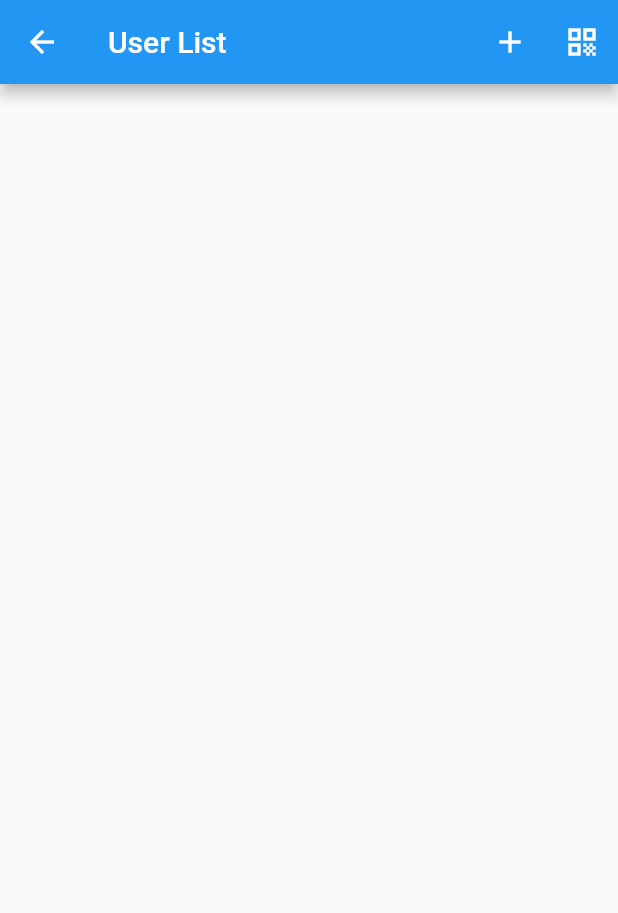
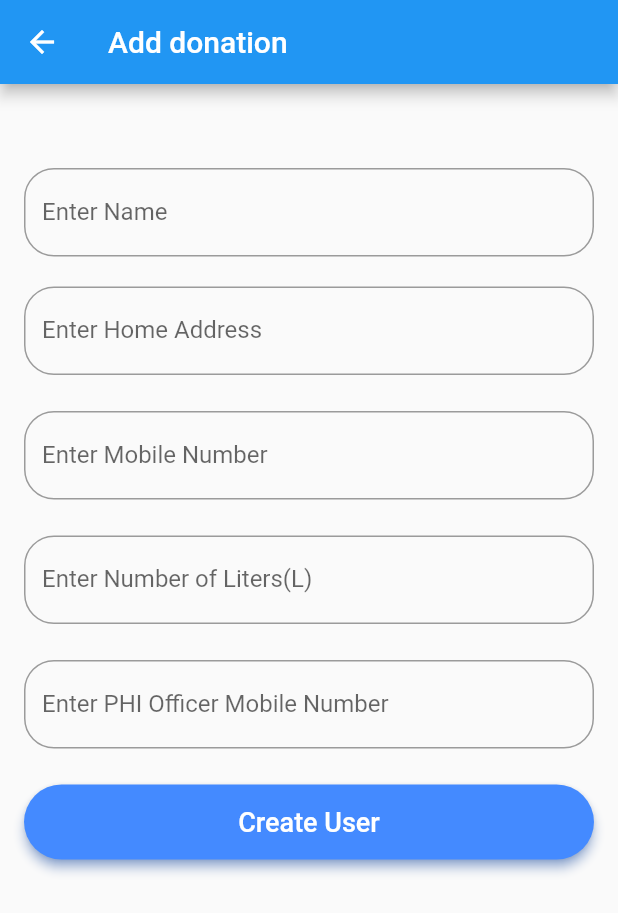
Before and after one commit to ImalshaRC/clean-water-and-sanitization, a Flutter app: the DonationList screen opened directly, after a tap on the "add" icon, on a phone screen of 412 x 824 dp. Shown: the top 913 px of the screen. Run offline on Flutter 3.47's test engine with Material 2 defaults, Android fonts, the phone set to English and light mode, and no system bars; our stand-ins replace cloud_firestore, firebase_auth, firebase_core; accounts and stored records are empty.

Commit message:
donation

```diff
--- a/lib/models/WaterDonation.dart
+++ b/lib/models/WaterDonation.dart
@@ -1,27 +1,35 @@
 class WaterDonation {
   String id = '';
   final String name;
-  final int age;
-  final String birthday;
+  final String address;
+  final String mobile;
+  final String liter;
+  final String phi;
 
   WaterDonation({
     required this.id,
     required this.name,
-    required this.age,
-    required this.birthday
+    required this.address,
+    required this.mobile,
+    required this.liter,
+    required this.phi,
   });
 
   Map<String, dynamic> toJson() => {
     'id': id,
     'name': name,
-    'age': age,
-    'birthday': birthday
+    'address': address,
+    'mobile': mobile,
+    'liter': liter,
+    'phi': phi
   };
 
   static WaterDonation fromJson(Map<String, dynamic> json) => WaterDonation(
       id: json['id'],
       name: json['name'],
-      age: json['age'],
-      birthday: json['birthday']
+      address: json['address'],
+      mobile: json['mobile'],
+      liter: json['liter'],
+      phi: json['phi']
   );
 }
--- /dev/null
+++ b/lib/screens/DonationHandling/AddDonation.dart
@@ -0,0 +1,128 @@
+import 'package:clear_water_and_sanitization/models/WaterDonation.dart';
+import 'package:flutter/material.dart';
+import 'package:cloud_firestore/cloud_firestore.dart';
+
+class AddDonation extends StatefulWidget {
+  const AddDonation({Key? key}) : super(key: key);
+
+  @override
+  State<AddDonation> createState() => _CrudAppState();
+}
+
+class _CrudAppState extends State<AddDonation> {
+
+  final nameController = TextEditingController();
+  final addressController = TextEditingController();
+  final mobileController = TextEditingController();
+  final literController = TextEditingController();
+  final phiController = TextEditingController();
+  final double textBorder = 20;
+
+  @override
+  Widget build(BuildContext context) {
+    return Scaffold(
+      appBar: AppBar(
+        title: const Text("Add donation"),
+      ),
+      body: ListView(
+        padding: const EdgeInsets.all(16),
+        children:  <Widget> [
+          const SizedBox(height: 40),
+          TextField(
+            controller: nameController,
+            decoration: InputDecoration(
+              hintText: 'Name',
+              labelText: 'Enter Name',
+              border: OutlineInputBorder(borderRadius: BorderRadius.all(Radius.circular(textBorder))),
+
+            ),
+          ),
+          const SizedBox(height: 20),
+          TextField(
+            controller: addressController,
+            decoration: InputDecoration(
+              hintText: 'Age',
+              labelText: 'Enter Home Address',
+              border: OutlineInputBorder(borderRadius: BorderRadius.all(Radius.circular(textBorder))),
+            ),
+          ),
+          const SizedBox(height: 24),
+          TextField(
+            controller: mobileController,
+            decoration: InputDecoration(
+              hintText: 'Birth Date',
+              labelText: 'Enter Mobile Number',
+              border: OutlineInputBorder(borderRadius: BorderRadius.all(Radius.circular(textBorder))),
+            ),
+            keyboardType: TextInputType.number,
+          ),
+          const SizedBox(height: 24),
+          TextField(
+            controller: literController,
+            decoration: InputDecoration(
+              hintText: 'Birth Date',
+              labelText: 'Enter Number of Liters(L)',
+              border: OutlineInputBorder(borderRadius: BorderRadius.all(Radius.circular(textBorder))),
+            ),
+            keyboardType: TextInputType.number,
+          ),
+          const SizedBox(height: 24),
+          TextField(
+            controller: phiController,
+            decoration: InputDecoration(
+              hintText: 'Birth Date',
+              labelText: 'Enter PHI Officer Mobile Number',
+              border: OutlineInputBorder(borderRadius: BorderRadius.all(Radius.circular(textBorder))),
+            ),
+            keyboardType: TextInputType.number,
+          ),
+          const SizedBox(height: 24),
+              ElevatedButton(style: ElevatedButton.styleFrom(
+                primary: Colors.blueAccent,
+                onPrimary: Colors.white,
+                shadowColor: Colors.blueAccent,
+                elevation: 3,
+                shape: RoundedRectangleBorder(
+                    borderRadius: BorderRadius.circular(25.0)),
+                minimumSize: const Size(50, 50),
+              ),
+              onPressed: () {
+                Navigator.pop(context);
+                createDonation(
+                  name: nameController.text,
+                  address: addressController.text,
+                  mobile: mobileController.text,
+                  liter: literController.text,
+                  phi: phiController.text,
+                );
+              },
+              child: const Text('Create User', style: TextStyle(fontSize: 18)),
+          )
+        ],
+      ),
+    );
+  }
+
+  Future<dynamic> createDonation({
+    required String name,
+    required String address,
+    required String mobile,
+    required String liter,
+    required String phi
+  }) async{
+    final docWaterDonation = FirebaseFirestore.instance.collection('waterDonation').doc();
+
+    final waterDonate = WaterDonation(
+        id: docWaterDonation.id,
+        name: name,
+        address: address,
+        mobile: mobile,
+        liter: liter,
+        phi: phi
+    );
+
+    final json = waterDonate.toJson();
+
+    await docWaterDonation.set(json);
+  }
+}
--- a/lib/DonationHandling/simple_crud/DonationList.dart
+++ b/lib/screens/DonationHandling/DonationList.dart
@@ -1,4 +1,6 @@
 import 'package:clear_water_and_sanitization/models/WaterDonation.dart';
+import 'package:clear_water_and_sanitization/screens/DonationHandling/AddDonation.dart';
+import 'package:clear_water_and_sanitization/screens/DonationHandling/UpdateDonation.dart';
 import 'package:flutter/foundation.dart';
 import 'package:flutter/material.dart';
 import 'package:cloud_firestore/cloud_firestore.dart';
@@ -15,30 +17,25 @@ class _UserListState extends State<DonationList> {
   Widget build(BuildContext context) {
     return Scaffold(
       appBar: AppBar(
-        title: const Text("User List"),
+        title: const Text("Water Donation List"),
         actions: [
           IconButton(
               onPressed: () {
-                // Navigator.of(context).push(MaterialPageRoute(builder: (_){
-                //   return const CrudApp();
-                // }));
+                Navigator.of(context).push(MaterialPageRoute(builder: (_){
+                  return const AddDonation();
+                }));
               },
               icon: const Icon(Icons.add),
-          ),
-          IconButton(
-            onPressed: () {
-
-            },
-            icon: const Icon(Icons.qr_code),
-          ),
+          )
         ],
       ),
       body: StreamBuilder<List<WaterDonation>>(
-        stream: readUsers(),
+        stream: readDonations(),
         builder: (context, snapshot){
           if(snapshot.hasData){
             final users = snapshot.data!;
             return ListView(
+              padding: const EdgeInsets.symmetric(vertical: 30,horizontal: 20),
               children: users.map(buildUser).toList(),
             );
           }else if(snapshot.hasError){
@@ -58,21 +55,34 @@ class _UserListState extends State<DonationList> {
     );
   }
 
-  Widget buildUser(WaterDonation user) => ListTile(
-    leading: CircleAvatar(
-      child: Text('${user.age} Years'),
-    ),
-    title: Text(user.name),
-    subtitle: Text(user.birthday),
-    onTap: () {
-      // Navigator.of(context).push(MaterialPageRoute(builder: (_){
-      //   return UpdateUser(user.id);
-      // }));
-    },
-  );
+  Widget buildUser(WaterDonation user) {
 
-  Stream<List<WaterDonation>> readUsers() => FirebaseFirestore.instance
-      .collection('users')
+    var borderRadius = const BorderRadius.all(Radius.circular(25));
+
+    return Column(
+      children: [
+        const SizedBox(height: 10),
+        ListTile(
+        leading: Column(
+
+        ),
+        shape: RoundedRectangleBorder(borderRadius: borderRadius),
+        selectedTileColor: Colors.grey,
+        selected: true,
+        title: Text(user.name),
+        subtitle: Text(user.mobile),
+        onTap: () {
+        Navigator.of(context).push(MaterialPageRoute(builder: (_) {
+        return UpdateDonation(user.id);
+        }));
+        },
+        )
+      ],
+    );
+  }
+
+  Stream<List<WaterDonation>> readDonations() => FirebaseFirestore.instance
+      .collection('waterDonation')
       .snapshots()
       .map((snapshot) =>
           snapshot.docs.map((doc) =>
--- /dev/null
+++ b/lib/screens/DonationHandling/UpdateDonation.dart
@@ -0,0 +1,198 @@
+import 'package:clear_water_and_sanitization/models/WaterDonation.dart';
+import 'package:clear_water_and_sanitization/screens/DonationHandling/DonationList.dart';
+import 'package:flutter/foundation.dart';
+import 'package:flutter/material.dart';
+import 'package:cloud_firestore/cloud_firestore.dart';
+
+
+class UpdateDonation extends StatefulWidget {
+
+  final String userId;
+
+  const UpdateDonation(this.userId, {Key? key}) : super(key: key);
+
+  @override
+  // ignore: no_logic_in_create_state
+  State<UpdateDonation> createState() => _UpdateUserState(userId);
+}
+
+class _UpdateUserState extends State<UpdateDonation> {
+
+  String userId;
+  final nameController = TextEditingController();
+  final addressController = TextEditingController();
+  final mobileController = TextEditingController();
+  final literController = TextEditingController();
+  final phiController = TextEditingController();
+
+  _UpdateUserState(this.userId);
+
+  late WaterDonation donationData;
+  late DocumentReference<Map<String, dynamic>> singleDonation;
+
+  @override
+  Widget build(BuildContext context) {
+    return Scaffold(
+      appBar: AppBar(
+        title:  const Text("Update Donation"),
+        actions: [
+          IconButton(
+            icon: const Icon(Icons.add),
+            onPressed: (){
+
+            },
+          ),
+        ],
+      ),
+      body: ListView(
+        padding: const EdgeInsets.all(16),
+        children:  <Widget> [
+          TextField(
+            controller: nameController,
+            decoration: const InputDecoration(hintText: 'Name', labelText: 'Enter Name'),
+          ),
+          const SizedBox(height: 24),
+          TextField(
+            controller: addressController,
+            decoration: const InputDecoration(hintText: 'Age', labelText: 'Enter Home Address'),
+          ),
+          const SizedBox(height: 24),
+          TextField(
+            controller: mobileController,
+            decoration: const InputDecoration(hintText: 'Birth Date', labelText: 'Enter Mobile Number'),
+            keyboardType: TextInputType.number,
+          ),
+          const SizedBox(height: 24),
+          TextField(
+            controller: literController,
+            decoration: const InputDecoration(hintText: 'Birth Date', labelText: 'Enter Number of Liters(L)'),
+            keyboardType: TextInputType.number,
+          ),
+          const SizedBox(height: 24),
+          TextField(
+            controller: phiController,
+            decoration: const InputDecoration(hintText: 'Birth Date', labelText: 'Enter PHI Officer Mobile Number'),
+            keyboardType: TextInputType.number,
+          ),
+          const SizedBox(height: 24),
+          ElevatedButton(
+            onPressed: () {
+              Navigator.pop(context);
+              updateDonation(
+                  name: nameController.text,
+                  address: addressController.text,
+                  mobile: mobileController.text,
+                  liter: literController.text,
+                  phi: phiController.text,
+              );
+            },
+            child: const Text('Update Donation'),
+          ),
+          const SizedBox(height: 24),
+          ElevatedButton(
+            onPressed: () {
+              showDialog(
+                  context: context,
+                  builder: (context) => alertBox(),
+              );
+            },
+            child: const Text('Delete Donation'),
+          ),
+        ],
+      ),
+    );
+  }
+
+  alertBox<Widget>() {
+    return AlertDialog(
+      title: const Text("Do you want to delete?"),
+      actions: [
+        ElevatedButton(
+            onPressed: (){
+              Navigator.pop(context);
+            },
+            child: const Text("No")
+        ),
+        ElevatedButton(
+            onPressed: (){
+              deleteUser();
+              Navigator.of(context).push(MaterialPageRoute(builder: (_){
+                return const DonationList();
+              }));
+            },
+            child: const Text("Yes")
+        )
+      ],
+    );
+  }
+
+  @override
+  void initState() {
+    readUser();
+    super.initState();
+  }
+
+  readUser() async{
+    singleDonation = FirebaseFirestore.instance.collection('waterDonation').doc(userId);
+
+    final DocumentSnapshot<Map<String, dynamic>> snapshot;
+
+    try{
+      snapshot  = await singleDonation.get();
+
+      if(snapshot.exists){
+        donationData = WaterDonation.fromJson(snapshot.data()!);
+        nameController.text = donationData.name;
+        addressController.text = donationData.address;
+        mobileController.text = donationData.mobile;
+        literController.text = donationData.liter;
+        phiController.text = donationData.phi;
+      }else{
+        if (kDebugMode) {
+          print("No data found");
+        }
+      }
+    }catch(err){
+      if (kDebugMode) {
+        print(err.toString());
+      }
+    }
+  }
+
+  Future<dynamic> updateDonation({
+    required String name,
+    required String address,
+    required String mobile,
+    required String liter,
+    required String phi,
+  }) async{
+    final updatedDonation = WaterDonation(
+        id: singleDonation.id,
+        name: name,
+        address: address,
+        mobile: mobile,
+        liter: liter,
+        phi: phi,
+    );
+
+    final json = updatedDonation.toJson();
+
+    try{
+      await singleDonation.update(json);
+    }catch(err){
+      if (kDebugMode) {
+        print(err.toString());
+      }
+    }
+  }
+
+  Future<dynamic> deleteUser() async{
+    try{
+      await singleDonation.delete();
+    }catch(err){
+      if (kDebugMode) {
+        print(err.toString());
+      }
+    }
+  }
+}
--- a/pubspec.yaml
+++ b/pubspec.yaml
@@ -62,6 +62,7 @@ flutter:
   assets:
     - assets/CWaS.png
     - assets/Register.png
+    - assets/donation1.png
 
   # An image asset can refer to one or more resolution-specific "variants", see
   # https://flutter.dev/assets-and-images/#resolution-aware
```
Also changed, not shown: lib/DonationHandling/simple_crud/AddDonation.dart (deleted, +0 -73 lines), lib/DonationHandling/simple_crud/UpdateDonation.dart (deleted, +0 -176 lines), lib/screens/DonationHandling/MainPage.dart (added, +72 -0 lines), lib/screens/Home/home.dart (+12 -1 lines), assets/donation1.png (added).
